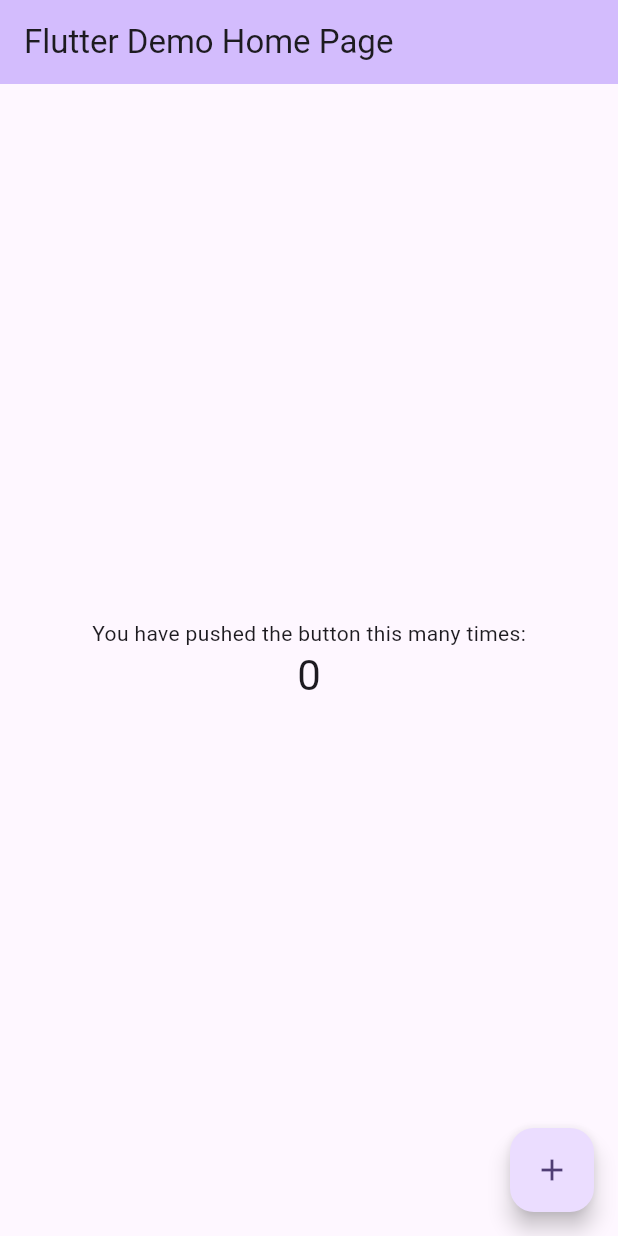
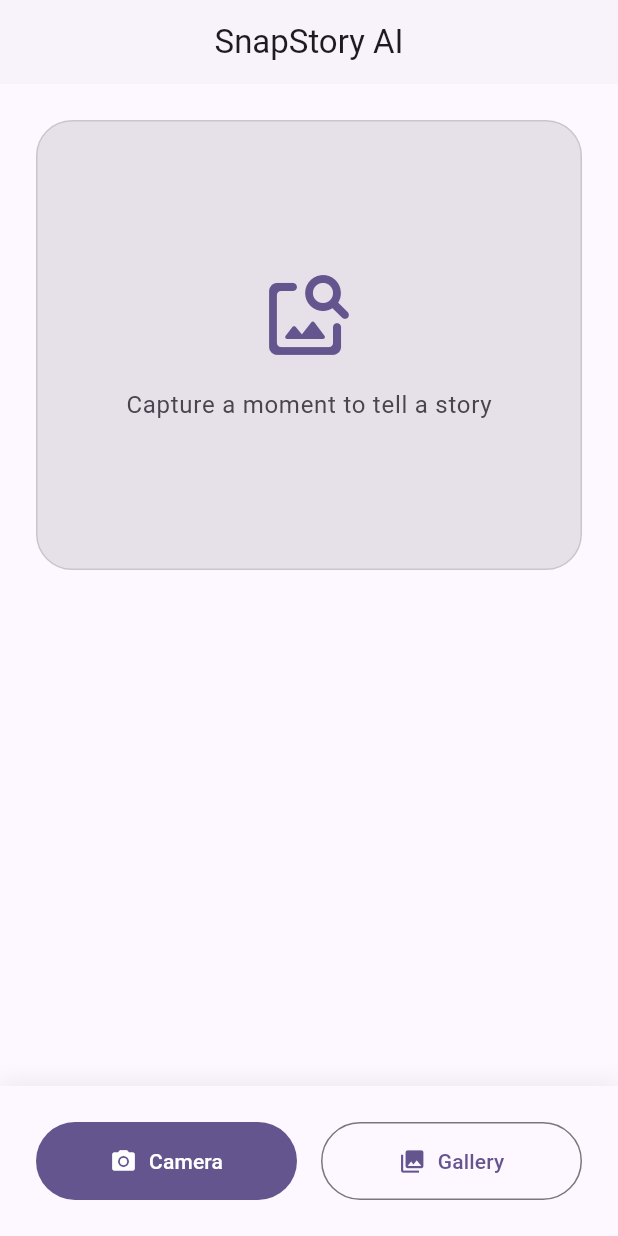
Before and after one commit to could-ai/019aa71b-0333-7d47-b6e0-59e9d594d309, a Flutter app: the screen it shows after launch, on a phone screen of 412 x 824 dp. Run offline on Flutter 3.47's test engine with Material 3 defaults, Android fonts, the phone set to English and light mode, and no system bars; our stand-ins replace image_picker.

Commit message:
Added image_picker dependency for camera and gallery functionality.; Updated main.dart to set up the app theme and route to HomeScreen.; Created StoryService to mock the AI story generation process with simulated latency and sample responses.; Implemented HomeScreen with image picker (camera/gallery), image preview, and story display logic. Added UI for loading states and results.

```diff
--- a/usr/lib/main.dart
+++ b/usr/lib/main.dart
@@ -1,4 +1,5 @@
 import 'package:flutter/material.dart';
+import 'screens/home_screen.dart';
 
 void main() {
   runApp(const MyApp());
@@ -7,117 +8,23 @@ void main() {
 class MyApp extends StatelessWidget {
   const MyApp({super.key});
 
-  // This widget is the root of your application.
   @override
   Widget build(BuildContext context) {
     return MaterialApp(
-      title: 'Flutter Demo',
+      title: 'SnapStory AI',
       debugShowCheckedModeBanner: false,
       theme: ThemeData(
-        // This is the theme of your application.
-        //
-        // TRY THIS: Try running your application with "flutter run". You'll see
-        // the application has a purple toolbar. Then, without quitting the app,
-        // try changing the seedColor in the colorScheme below to Colors.green
-        // and then invoke "hot reload" (save your changes or press the "hot
-        // reload" button in a Flutter-supported IDE, or press "r" if you used
-        // the command line to start the app).
-        //
-        // Notice that the counter didn't reset back to zero; the application
-        // state is not lost during the reload. To reset the state, use hot
-        // restart instead.
-        //
-        // This works for code too, not just values: Most code changes can be
-        // tested with just a hot reload.
-        colorScheme: ColorScheme.fromSeed(seedColor: Colors.deepPurple),
+        colorScheme: ColorScheme.fromSeed(
+          seedColor: const Color(0xFF6750A4),
+          brightness: Brightness.light,
+        ),
+        useMaterial3: true,
+        fontFamily: 'Roboto', // Default, but good to be explicit if we add fonts later
       ),
       initialRoute: '/',
       routes: {
-        '/': (context) => const MyHomePage(title: 'Flutter Demo Home Page'),
+        '/': (context) => const HomeScreen(),
       },
     );
   }
 }
-
-class MyHomePage extends StatefulWidget {
-  const MyHomePage({super.key, required this.title});
-
-  // This widget is the home page of your application. It is stateful, meaning
-  // that it has a State object (defined below) that contains fields that affect
-  // how it looks.
-
-  // This class is the configuration for the state. It holds the values (in this
-  // case the title) provided by the parent (in this case the App widget) and
-  // used by the build method of the State. Fields in a Widget subclass are
-  // always marked "final".
-
-  final String title;
-
-  @override
-  State<MyHomePage> createState() => _MyHomePageState();
-}
-
-class _MyHomePageState extends State<MyHomePage> {
-  int _counter = 0;
-
-  void _incrementCounter() {
-    setState(() {
-      // This call to setState tells the Flutter framework that something has
-      // changed in this State, which causes it to rerun the build method below
-      // so that the display can reflect the updated values. If we changed
-      // _counter without calling setState(), then the build method would not be
-      // called again, and so nothing would appear to happen.
-      _counter++;
-    });
-  }
-
-  @override
-  Widget build(BuildContext context) {
-    // This method is rerun every time setState is called, for instance as done
-    // by the _incrementCounter method above.
-    //
-    // The Flutter framework has been optimized to make rerunning build methods
-    // fast, so that you can just rebuild anything that needs updating rather
-    // than having to individually change instances of widgets.
-    return Scaffold(
-      appBar: AppBar(
-        // TRY THIS: Try changing the color here to a specific color (to
-        // Colors.amber, perhaps?) and trigger a hot reload to see the AppBar
-        // change color while the other colors stay the same.
-        backgroundColor: Theme.of(context).colorScheme.inversePrimary,
-        // Here we take the value from the MyHomePage object that was created by
-        // the App.build method, and use it to set our appbar title.
-        title: Text(widget.title),
-      ),
-      body: Center(
-        // Center is a layout widget. It takes a single child and positions it
-        // in the middle of the parent.
-        child: Column(
-          // Column is also a layout widget. It takes a list of children and
-          // arranges them vertically. By default, it sizes itself to fit its
-          // children horizontally, and tries to be as tall as its parent.
-          //
-          // Column has various properties to control how it sizes itself and
-          // how it positions its children. Here we use mainAxisAlignment to
-          // center the children vertically; the main axis here is the vertical
-          // axis because Columns are vertical (the cross axis would be
-          // horizontal).
-          //
-          // TRY THIS: Invoke "debug painting" (choose the "Toggle Debug Paint"
-          // action in the IDE, or press "p" in the console), to see the
-          // wireframe for each widget.
-          mainAxisAlignment: MainAxisAlignment.center,
-          children: <Widget>[
-            const Text('You have pushed the button this many times:'),
-            Text('$_counter', style: Theme.of(context).textTheme.headlineMedium),
-          ],
-        ),
-      ),
-      floatingActionButton: FloatingActionButton(
-        onPressed: _incrementCounter,
-        tooltip: 'Increment',
-        child: const Icon(Icons.add),
-      ), // This trailing comma makes auto-formatting nicer for build methods.
-    );
-  }
-}
--- /dev/null
+++ b/usr/lib/screens/home_screen.dart
@@ -0,0 +1,257 @@
+import 'dart:io';
+import 'package:flutter/foundation.dart'; // For kIsWeb
+import 'package:flutter/material.dart';
+import 'package:image_picker/image_picker.dart';
+import '../services/story_service.dart';
+
+class HomeScreen extends StatefulWidget {
+  const HomeScreen({super.key});
+
+  @override
+  State<HomeScreen> createState() => _HomeScreenState();
+}
+
+class _HomeScreenState extends State<HomeScreen> {
+  final ImagePicker _picker = ImagePicker();
+  final StoryService _storyService = StoryService();
+
+  XFile? _image;
+  String? _story;
+  bool _isLoading = false;
+
+  Future<void> _pickImage(ImageSource source) async {
+    try {
+      final XFile? pickedFile = await _picker.pickImage(
+        source: source,
+        maxWidth: 1024, // Resize for speed
+        maxHeight: 1024,
+        imageQuality: 85,
+      );
+
+      if (pickedFile != null) {
+        setState(() {
+          _image = pickedFile;
+          _story = null; // Reset story when new image is picked
+        });
+        _analyzeImage();
+      }
+    } catch (e) {
+      ScaffoldMessenger.of(context).showSnackBar(
+        SnackBar(content: Text('Error picking image: $e')),
+      );
+    }
+  }
+
+  Future<void> _analyzeImage() async {
+    if (_image == null) return;
+
+    setState(() {
+      _isLoading = true;
+    });
+
+    try {
+      // In a real app, we would upload _image to Supabase here
+      final story = await _storyService.generateStory(_image!.path);
+
+      if (mounted) {
+        setState(() {
+          _story = story;
+          _isLoading = false;
+        });
+      }
+    } catch (e) {
+      if (mounted) {
+        setState(() {
+          _isLoading = false;
+          _story = "Failed to generate story. Please try again.";
+        });
+      }
+    }
+  }
+
+  void _reset() {
+    setState(() {
+      _image = null;
+      _story = null;
+      _isLoading = false;
+    });
+  }
+
+  @override
+  Widget build(BuildContext context) {
+    return Scaffold(
+      appBar: AppBar(
+        title: const Text('SnapStory AI'),
+        centerTitle: true,
+        elevation: 0,
+        backgroundColor: Theme.of(context).colorScheme.surfaceContainerLow,
+        actions: [
+          if (_image != null)
+            IconButton(
+              icon: const Icon(Icons.refresh),
+              onPressed: _reset,
+              tooltip: 'Start Over',
+            ),
+        ],
+      ),
+      body: SafeArea(
+        child: Column(
+          children: [
+            Expanded(
+              child: SingleChildScrollView(
+                padding: const EdgeInsets.all(24.0),
+                child: Column(
+                  crossAxisAlignment: CrossAxisAlignment.stretch,
+                  children: [
+                    // Image Display Area
+                    _buildImageDisplay(),
+
+                    const SizedBox(height: 32),
+
+                    // Story Display Area
+                    if (_isLoading)
+                      const Center(
+                        child: Column(
+                          children: [
+                            CircularProgressIndicator(),
+                            SizedBox(height: 16),
+                            Text("Crafting your story..."),
+                          ],
+                        ),
+                      )
+                    else if (_story != null)
+                      _buildStoryCard(),
+                  ],
+                ),
+              ),
+            ),
+
+            // Bottom Controls
+            if (!_isLoading && _story == null)
+              _buildBottomControls(),
+          ],
+        ),
+      ),
+    );
+  }
+
+  Widget _buildImageDisplay() {
+    return Container(
+      height: 300,
+      width: double.infinity,
+      decoration: BoxDecoration(
+        color: Theme.of(context).colorScheme.surfaceContainerHighest,
+        borderRadius: BorderRadius.circular(24),
+        border: Border.all(
+          color: Theme.of(context).colorScheme.outlineVariant,
+        ),
+      ),
+      clipBehavior: Clip.antiAlias,
+      child: _image == null
+          ? Column(
+              mainAxisAlignment: MainAxisAlignment.center,
+              children: [
+                Icon(
+                  Icons.image_search_rounded,
+                  size: 64,
+                  color: Theme.of(context).colorScheme.primary,
+                ),
+                const SizedBox(height: 16),
+                Text(
+                  "Capture a moment to tell a story",
+                  style: Theme.of(context).textTheme.bodyLarge?.copyWith(
+                    color: Theme.of(context).colorScheme.onSurfaceVariant,
+                  ),
+                ),
+              ],
+            )
+          : kIsWeb
+              ? Image.network(
+                  _image!.path,
+                  fit: BoxFit.cover,
+                )
+              : Image.file(
+                  File(_image!.path),
+                  fit: BoxFit.cover,
+                ),
+    );
+  }
+
+  Widget _buildStoryCard() {
+    return Card(
+      elevation: 4,
+      shape: RoundedRectangleBorder(borderRadius: BorderRadius.circular(16)),
+      color: Theme.of(context).colorScheme.surface,
+      child: Padding(
+        padding: const EdgeInsets.all(20.0),
+        child: Column(
+          crossAxisAlignment: CrossAxisAlignment.start,
+          children: [
+            Row(
+              children: [
+                Icon(Icons.auto_awesome, color: Theme.of(context).colorScheme.primary),
+                const SizedBox(width: 8),
+                Text(
+                  "Your Story",
+                  style: Theme.of(context).textTheme.titleMedium?.copyWith(
+                    fontWeight: FontWeight.bold,
+                    color: Theme.of(context).colorScheme.primary,
+                  ),
+                ),
+              ],
+            ),
+            const Divider(height: 24),
+            Text(
+              _story!,
+              style: Theme.of(context).textTheme.bodyLarge?.copyWith(
+                height: 1.5,
+                fontSize: 18,
+              ),
+            ),
+          ],
+        ),
+      ),
+    );
+  }
+
+  Widget _buildBottomControls() {
+    return Container(
+      padding: const EdgeInsets.all(24),
+      decoration: BoxDecoration(
+        color: Theme.of(context).colorScheme.surface,
+        boxShadow: [
+          BoxShadow(
+            color: Colors.black.withOpacity(0.05),
+            blurRadius: 10,
+            offset: const Offset(0, -5),
+          ),
+        ],
+      ),
+      child: Row(
+        children: [
+          Expanded(
+            child: FilledButton.icon(
+              onPressed: () => _pickImage(ImageSource.camera),
+              icon: const Icon(Icons.camera_alt),
+              label: const Text("Camera"),
+              style: FilledButton.styleFrom(
+                padding: const EdgeInsets.symmetric(vertical: 16),
+              ),
+            ),
+          ),
+          const SizedBox(width: 16),
+          Expanded(
+            child: OutlinedButton.icon(
+              onPressed: () => _pickImage(ImageSource.gallery),
+              icon: const Icon(Icons.photo_library),
+              label: const Text("Gallery"),
+              style: OutlinedButton.styleFrom(
+                padding: const EdgeInsets.symmetric(vertical: 16),
+              ),
+            ),
+          ),
+        ],
+      ),
+    );
+  }
+}
```
Also changed, not shown: usr/lib/services/story_service.dart (added, +25 -0 lines), usr/pubspec.yaml (+2 -70 lines).
